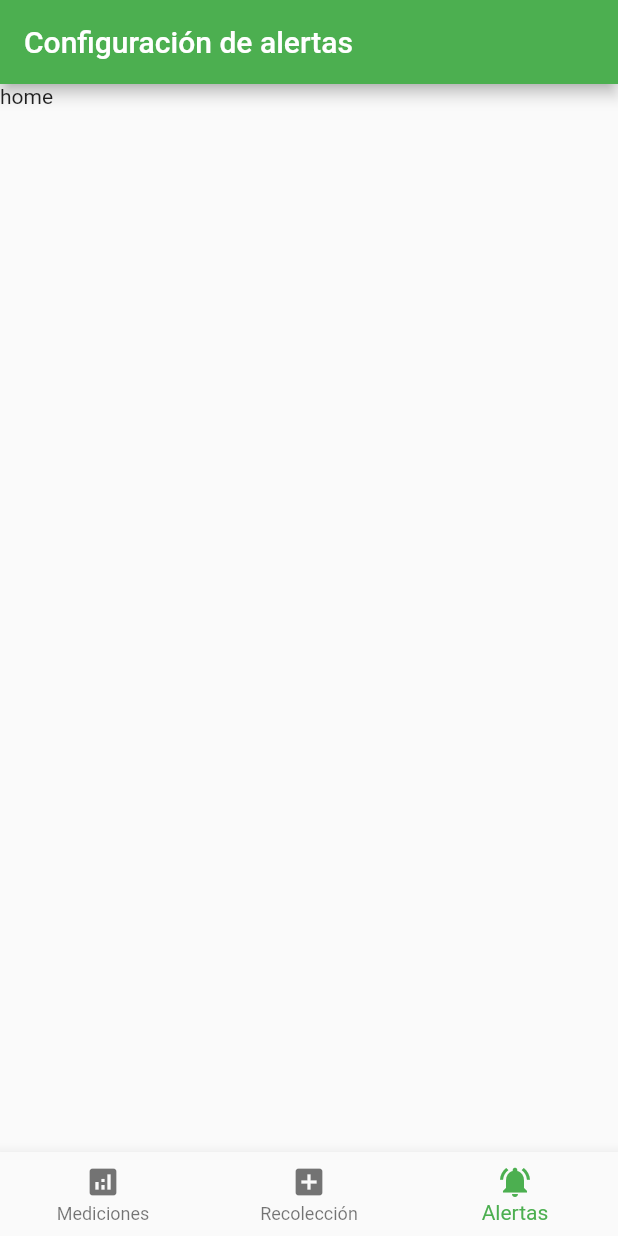
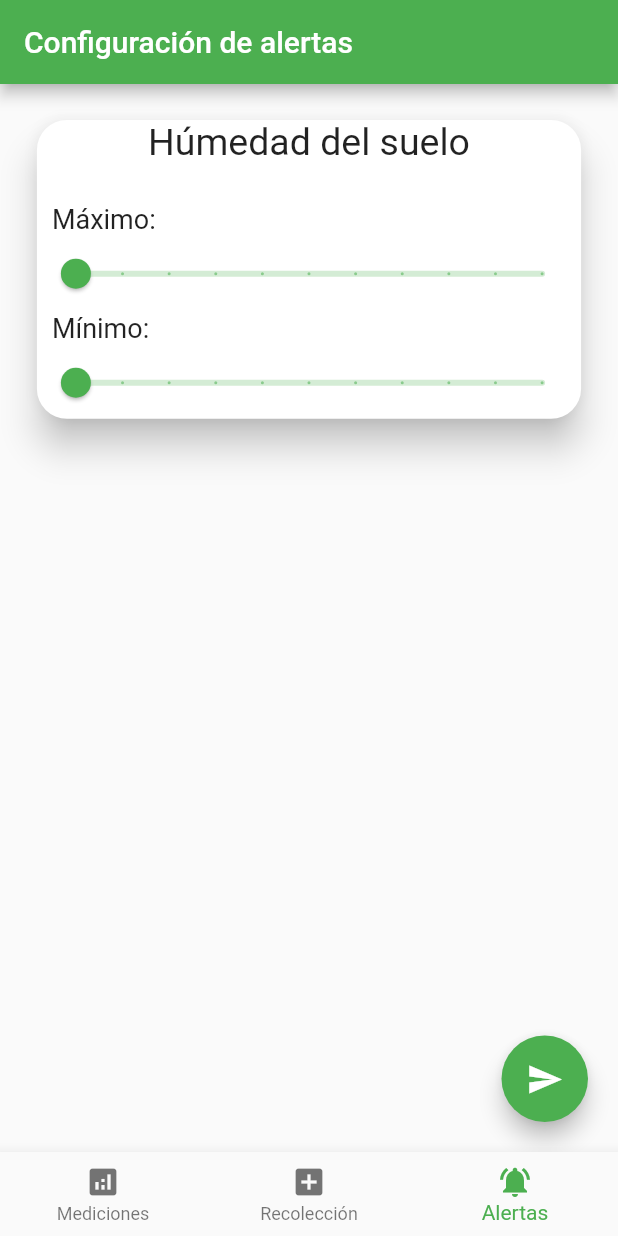
Before and after one commit to LeonelCamposM/LoraMonitor, a Flutter app: the screen it shows after launch, item 3 of the bottom bar chosen, on a phone screen of 412 x 824 dp. Run offline on Flutter 3.47's test engine with Material 2 defaults, Android fonts, the light colour scheme and no system bars; our stand-ins replace cloud_firestore, firebase_core, google_fonts; accounts and stored records are empty; generated files the repository leaves out were written again; Roboto replaces fonts that are missing (Heebo); project files that could hold a hidden picture were left out.

Commit message:
User limits (#1)
* Added the models to the domain

* User limit stream builder

* fix alerts widget

---------

Co-authored-by: Jeremy Vargas Artavia <jeremychaman@gmail.com>

```diff
--- /dev/null
+++ b/lora_monitor/lib/domain/user_limit.dart
@@ -0,0 +1,16 @@
+class UserLimit {
+  double max;
+  double min;
+  String measure;
+
+  UserLimit(this.max, this.min, this.measure);
+
+  factory UserLimit.fromJson(Map<dynamic, dynamic> json) => UserLimit(
+      json['max'] as double, json['min'] as double, json['measure'] as String);
+
+  Map<String, dynamic> toJson() => {
+        'max': max,
+        'min': min,
+        'measure': measure,
+      };
+}
--- /dev/null
+++ b/lora_monitor/lib/infraestructure/dashboards/user_limits_repo.dart
@@ -0,0 +1,63 @@
+import 'dart:async';
+import 'package:cloud_firestore/cloud_firestore.dart';
+import 'package:flutter/material.dart';
+import 'package:lora_monitor/domain/user_limit.dart';
+import 'package:lora_monitor/presentation/settings/settings.dart';
+
+// ignore: must_be_immutable
+class UserLimitsRepo extends StatefulWidget {
+  late Stream<QuerySnapshot> _limitStream;
+  UserLimitsRepo({Key? key}) : super(key: key) {
+    _limitStream = FirebaseFirestore.instance
+        .collection("users/yuY2SQJgcOYgPUKvUdRx/userLimits")
+        .snapshots();
+  }
+
+  @override
+  State<UserLimitsRepo> createState() => _UserLimitsRepoState();
+}
+
+class _UserLimitsRepoState extends State<UserLimitsRepo> {
+  @override
+  Widget build(BuildContext context) {
+    return StreamBuilder<QuerySnapshot>(
+      stream: widget._limitStream,
+      builder: (BuildContext context, AsyncSnapshot<QuerySnapshot> snapshot) {
+        if (snapshot.hasError) {
+          return const Text('');
+        }
+
+        if (snapshot.connectionState == ConnectionState.waiting) {
+          return const CircularProgressIndicator(color: Colors.green);
+        }
+        List<UserLimit> userLimitsList = getUserLimits(snapshot);
+        UserLimit humidityLimit = UserLimit(0, 0, "humidity");
+
+        for (var element in userLimitsList) {
+          if (element.measure == "humidity") humidityLimit = element;
+        }
+        print(humidityLimit.max);
+        print(humidityLimit.min);
+        print(humidityLimit.measure);
+        return AlertSettings(
+          limit: humidityLimit,
+        );
+      },
+    );
+  }
+}
+
+List<UserLimit> getUserLimits(AsyncSnapshot<QuerySnapshot<Object?>> snapshot) {
+  List<UserLimit> userLimits = [];
+  ListView(
+    children: snapshot.data!.docs
+        .map((DocumentSnapshot document) {
+          Map<String, dynamic> data = document.data()! as Map<String, dynamic>;
+          userLimits.add(UserLimit.fromJson(data));
+        })
+        .toList()
+        .cast(),
+  );
+  print(userLimits);
+  return userLimits;
+}
--- /dev/null
+++ b/lora_monitor/lib/presentation/core/text.dart
@@ -0,0 +1,37 @@
+import 'package:flutter/cupertino.dart';
+import 'package:google_fonts/google_fonts.dart';
+
+Widget getBodyText(String text, bool bold) {
+  Widget textWidget;
+  if (bold == true) {
+    textWidget = Text(
+      text,
+      style: GoogleFonts.heebo(
+        height: 30,
+        fontSize: 12,
+      ),
+    );
+  } else {
+    textWidget = Text(
+      text,
+      style: GoogleFonts.heebo(
+        fontSize: 18,
+      ),
+    );
+  }
+  return textWidget;
+}
+
+Widget getTitleText(String text, bold) {
+  Widget textWidget;
+  if (bold == true) {
+    textWidget = Text(text,
+        style: const TextStyle(fontSize: 25, fontWeight: FontWeight.bold));
+  } else {
+    textWidget = Text(text,
+        style: const TextStyle(
+          fontSize: 25,
+        ));
+  }
+  return textWidget;
+}
--- a/lora_monitor/lib/presentation/home.dart
+++ b/lora_monitor/lib/presentation/home.dart
@@ -1,4 +1,5 @@
 import 'package:flutter/material.dart';
+import 'package:lora_monitor/infraestructure/dashboards/user_limits_repo.dart';
 import 'core/size_config.dart';
 
 enum NavigationState {
@@ -59,19 +60,20 @@ class MyHomePageState extends State<MyHomePage> {
   @override
   Widget build(BuildContext context) {
     SizeConfig().init(context);
-    Widget currentPage = Text("home");
+    Widget currentPage;
 
     switch (navState) {
       case NavigationState.home:
         changeTitle("Mediciones más recientes");
-        //currentPage = const LastMeasuresStream();
+        currentPage = Text("home");
         break;
       case NavigationState.settings:
         changeTitle("Configuración de alertas");
-        //currentPage = const SettingsStream();
+        currentPage = UserLimitsRepo();
         break;
       case NavigationState.measures:
         changeTitle("Recolección de datos");
+        currentPage = Text("home");
         //currentPage = const APSensorRepo();
         break;
     }
--- /dev/null
+++ b/lora_monitor/lib/presentation/settings/settings.dart
@@ -0,0 +1,195 @@
+import 'package:cloud_firestore/cloud_firestore.dart';
+import 'package:firebase_core/firebase_core.dart';
+import 'package:flutter/material.dart';
+import 'package:lora_monitor/domain/user_limit.dart';
+import 'package:lora_monitor/presentation/core/size_config.dart';
+import 'package:lora_monitor/presentation/core/text.dart';
+
+// ignore: must_be_immutable
+class AlertSettings extends StatefulWidget {
+  AlertSettings({super.key, required this.limit});
+  UserLimit limit;
+
+  @override
+  State<AlertSettings> createState() => _AlertSettingsState();
+}
+
+class _AlertSettingsState extends State<AlertSettings> {
+  double min = 0;
+  double max = 0;
+
+  void setValues(double humidityMin, double humiditymax) {
+    setState(() {
+      min = humidityMin;
+      max = humiditymax;
+    });
+  }
+
+  @override
+  void initState() {
+    super.initState();
+    min = widget.limit.min.toDouble();
+    max = widget.limit.max.toDouble();
+  }
+
+  void updateUserLimits(min, max) {
+    var ref = FirebaseFirestore.instance
+        .collection("/users/yuY2SQJgcOYgPUKvUdRx/userLimits/")
+        .doc("humidity");
+    ref.set(UserLimit(max, min, "humidity").toJson());
+  }
+
+  @override
+  Widget build(BuildContext context) {
+    return Column(
+      mainAxisAlignment: MainAxisAlignment.spaceBetween,
+      crossAxisAlignment: CrossAxisAlignment.center,
+      children: [
+        Padding(
+          padding: const EdgeInsets.only(top: 20),
+          child: TitledSlider(
+            setValues: setValues,
+            title: "Húmedad del suelo",
+            max: 100,
+            limit: widget.limit,
+          ),
+        ),
+        Row(
+          mainAxisAlignment: MainAxisAlignment.end,
+          children: [
+            Padding(
+              padding: const EdgeInsets.all(20),
+              child: SizedBox(
+                width: SizeConfig.blockSizeHorizontal * 14,
+                height: SizeConfig.blockSizeHorizontal * 14,
+                child: FloatingActionButton(
+                  onPressed: () => {
+                    updateUserLimits(min, max),
+                    ScaffoldMessenger.of(context).showSnackBar(const SnackBar(
+                      content: Text('Límite de humedad actualizado '),
+                    ))
+                  },
+                  child: Icon(
+                    size: SizeConfig.blockSizeHorizontal * 6,
+                    Icons.send,
+                    color: Colors.white,
+                  ),
+                ),
+              ),
+            ),
+          ],
+        ),
+      ],
+    );
+  }
+}
+
+// ignore: must_be_immutable
+class TitledSlider extends StatefulWidget {
+  String title = "";
+  double max = 0;
+  TitledSlider(
+      {super.key,
+      required this.title,
+      required this.max,
+      required this.setValues,
+      required this.limit});
+
+  Function setValues;
+  UserLimit limit;
+
+  @override
+  State<TitledSlider> createState() => _TitledSliderState();
+}
+
+class _TitledSliderState extends State<TitledSlider> {
+  double max = 0;
+  double min = 0;
+
+  String getValueTag(int value, String title) {
+    String tag = "";
+    tag = "$value%";
+    return tag;
+  }
+
+  @override
+  void initState() {
+    super.initState();
+    max = widget.limit.max.toDouble();
+    min = widget.limit.min.toDouble();
+  }
+
+  @override
+  Widget build(BuildContext context) {
+    return Row(
+      mainAxisAlignment: MainAxisAlignment.center,
+      children: [
+        SizedBox(
+          width: SizeConfig.blockSizeHorizontal * 90,
+          child: Card(
+            elevation: 10,
+            shape: RoundedRectangleBorder(
+              borderRadius: BorderRadius.circular(20),
+            ),
+            child: Column(
+              children: [
+                getTitleText(widget.title, false),
+                SizedBox(
+                  height: SizeConfig.blockSizeVertical * 3,
+                ),
+                SizedBox(
+                  height: SizeConfig.blockSizeVertical * 3,
+                  child: Row(
+                    mainAxisAlignment: MainAxisAlignment.start,
+                    children: [
+                      Padding(
+                        padding: const EdgeInsets.only(left: 10),
+                        child: SizedBox(child: getBodyText("Máximo: ", false)),
+                      ),
+                    ],
+                  ),
+                ),
+                Slider(
+                  value: max,
+                  max: widget.max,
+                  divisions: 10,
+                  label: getValueTag(max.round(), widget.title),
+                  onChanged: (double value) {
+                    setState(() {
+                      max = value;
+                      widget.setValues(min, max);
+                    });
+                  },
+                ),
+                SizedBox(
+                  height: SizeConfig.blockSizeVertical * 3,
+                  child: Row(
+                    mainAxisAlignment: MainAxisAlignment.start,
+                    children: [
+                      Padding(
+                        padding: const EdgeInsets.only(left: 10),
+                        child: SizedBox(child: getBodyText("Mínimo: ", false)),
+                      ),
+                    ],
+                  ),
+                ),
+                Slider(
+                  value: min,
+                  max: widget.max,
+                  divisions: 10,
+                  label: getValueTag(min.round(), widget.title),
+                  onChanged: (double value) {
+                    setState(() {
+                      min = value;
+                      widget.setValues(min, max);
+                    });
+                  },
+                ),
+              ],
+            ),
+          ),
+        ),
+      ],
+    );
+  }
+}
--- a/lora_monitor/pubspec.yaml
+++ b/lora_monitor/pubspec.yaml
@@ -35,6 +35,7 @@ dependencies:
   firebase_core: ^2.9.0
   intl: ^0.18.0
   cloud_firestore: ^4.5.0
+  google_fonts: ^4.0.3
 
 dev_dependencies:
   flutter_test:
```
Also changed, not shown: lora_monitor/lib/domain/measure.dart (added, +33 -0 lines), lora_monitor/pubspec.lock, 3 other files.
